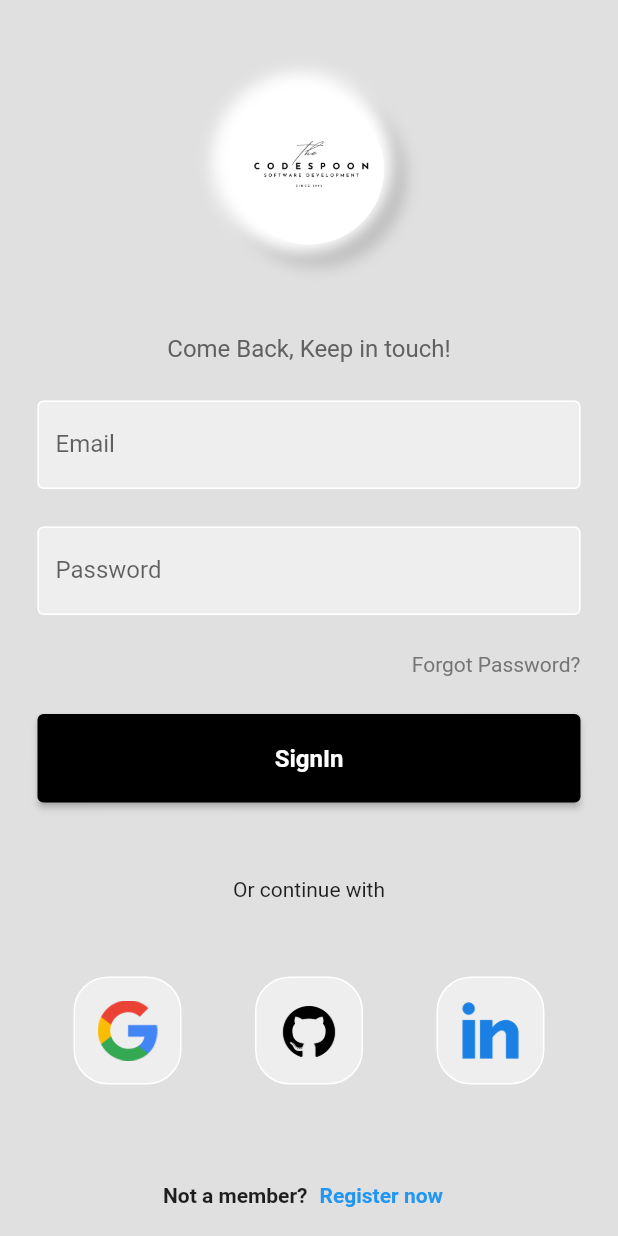
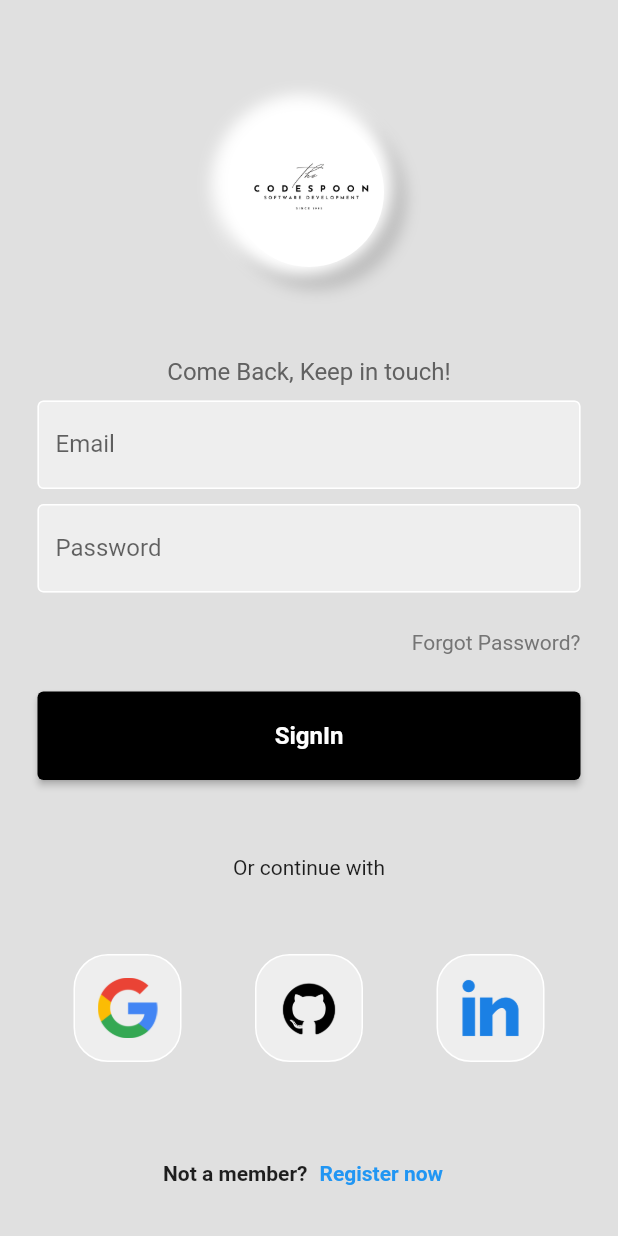
Before and after one commit to sgc93/Flutter-Concepts-Library, a Flutter app: the screen it shows after launch, on a phone screen of 412 x 824 dp. Run offline on Flutter 3.47's test engine with Material 2 defaults, Android fonts, the phone set to English and light mode, and no system bars.

Commit message:
fixing bottom overFlow error

```diff
--- a/lib/login_form/login_page.dart
+++ b/lib/login_form/login_page.dart
@@ -10,6 +10,8 @@ class LoginPage extends StatefulWidget {
 }
 
 class _LoginPageState extends State<LoginPage> {
+  final GlobalKey<FormState> _formKey = GlobalKey<FormState>();
+
   final _textController = TextEditingController();
   final _passwordController = TextEditingController();
 
@@ -30,17 +32,15 @@ class _LoginPageState extends State<LoginPage> {
       backgroundColor: Colors.grey[300],
       body: SafeArea(
         child: Center(
+          child: SingleChildScrollView(
             child: Column(
               mainAxisAlignment: MainAxisAlignment.center,
+              mainAxisSize: MainAxisSize.max,
               children: [
                 _horizontalSpacer(50),
                 _logoImage(),
                 _horizontalSpacer(50),
-              _wellcomeText(),
-              _horizontalSpacer(25),
-              _usernameField(),
-              _horizontalSpacer(25),
-              _passwordField(),
+                _loginForm(),
                 _horizontalSpacer(25),
                 _resetPassword(),
                 _horizontalSpacer(25),
@@ -59,6 +59,22 @@ class _LoginPageState extends State<LoginPage> {
               ],
             ),
           ),
+        ),
+      ),
+    );
+  }
+
+  _loginForm() {
+    return Form(
+      key: _formKey,
+      child: Column(
+        children: [
+          _wellcomeText(),
+          _horizontalSpacer(10),
+          _usernameField(),
+          _horizontalSpacer(10),
+          _passwordField(),
+        ],
       ),
     );
   }
```
Lines whose indentation alone changed are shown as unchanged.
